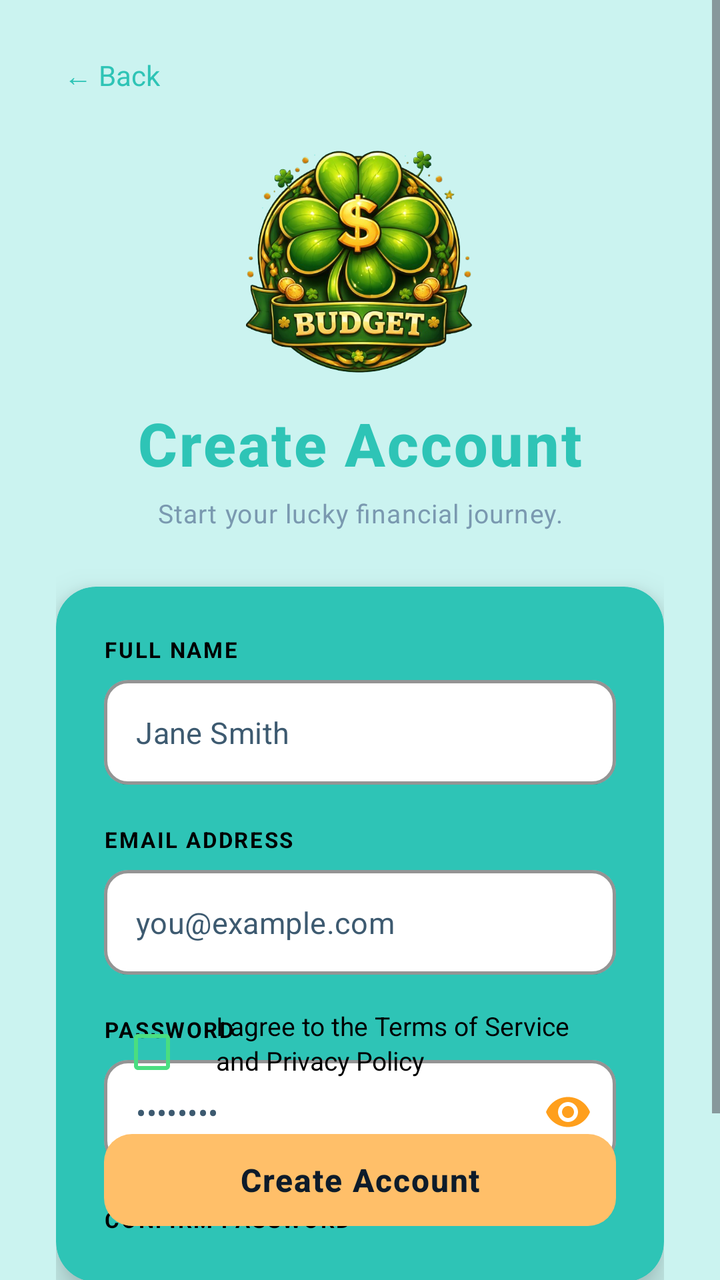
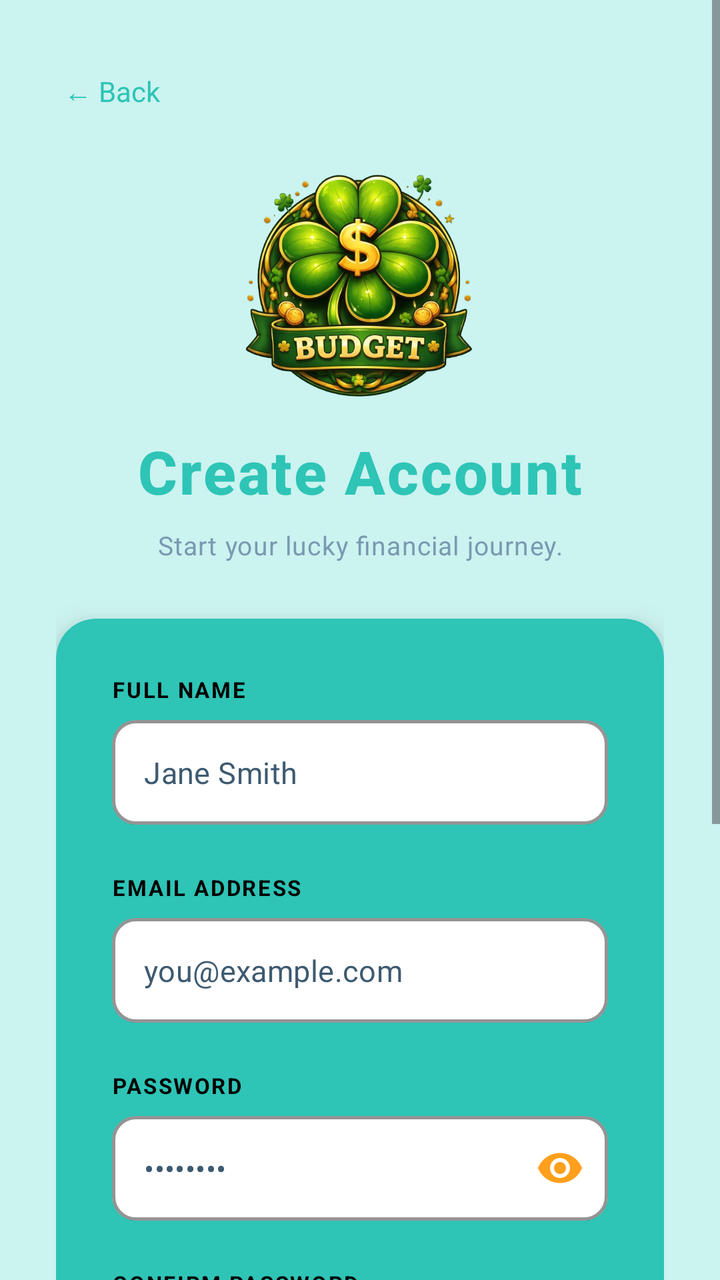

Two renders of the same Android screen: before a commit and after it. Below are the layout's source before the change and the commit's diff.
<!-- AndroidManifest.xml: application theme Theme.Pulserds_PROG7313 -->
<!-- res/layout/activity_create_acc.xml -->
<?xml version="1.0" encoding="utf-8"?>
<ScrollView xmlns:android="http://schemas.android.com/apk/res/android"
    xmlns:app="http://schemas.android.com/apk/res-auto"
    xmlns:tools="http://schemas.android.com/tools"
    android:layout_width="match_parent"
    android:layout_height="match_parent"
    android:background="@color/backgroundGreen"
    android:fillViewport="true"
    tools:context=".ui.CreateAccActivity">

    <androidx.constraintlayout.widget.ConstraintLayout
        android:id="@+id/main"
        android:layout_width="match_parent"
        android:layout_height="wrap_content"
        android:paddingStart="28dp"
        android:paddingEnd="28dp"
        android:paddingBottom="40dp">

        
        <TextView
            android:id="@+id/backArrow"
            android:layout_width="wrap_content"
            android:layout_height="wrap_content"
            android:layout_marginTop="24dp"
            android:text="← Back"
            android:textColor="@color/darkerGreen"
            android:textSize="14sp"
            android:clickable="true"
            android:focusable="true"
            android:padding="4dp"
            app:layout_constraintStart_toStartOf="parent"
            app:layout_constraintTop_toTopOf="parent" />

        
        <ImageView
            android:id="@+id/cloverIcon"
            android:layout_width="120dp"
            android:layout_height="120dp"
            android:layout_marginTop="20dp"
            android:scaleType="fitCenter"
            android:contentDescription="Lucky Budget logo"
            app:srcCompat="@drawable/circle_bg_removebg"
            app:layout_constraintEnd_toEndOf="parent"
            app:layout_constraintStart_toStartOf="parent"
            app:layout_constraintTop_toBottomOf="@id/backArrow" />

        
        <TextView
            android:id="@+id/pageTitle"
            android:layout_width="wrap_content"
            android:layout_height="wrap_content"
            android:layout_marginTop="10dp"
            android:text="Create Account"
            android:textColor="@color/darkerGreen"
            android:textSize="30sp"
            android:textStyle="bold"
            android:fontFamily="sans-serif-medium"
            android:letterSpacing="0.03"
            app:layout_constraintEnd_toEndOf="parent"
            app:layout_constraintStart_toStartOf="parent"
            app:layout_constraintTop_toBottomOf="@id/cloverIcon" />

        
        <TextView
            android:id="@+id/pageSubtitle"
            android:layout_width="wrap_content"
            android:layout_height="wrap_content"
            android:layout_marginTop="6dp"
            android:text="Start your lucky financial journey."
            android:textColor="#7A99B0"
            android:textSize="13sp"
            android:letterSpacing="0.03"
            app:layout_constraintEnd_toEndOf="parent"
            app:layout_constraintStart_toStartOf="parent"
            app:layout_constraintTop_toBottomOf="@id/pageTitle" />

        
        <androidx.cardview.widget.CardView
            android:id="@+id/formCard"
            android:layout_width="match_parent"
            android:layout_height="wrap_content"
            android:layout_marginTop="28dp"
            app:cardBackgroundColor="@color/darkerGreen"
            app:cardCornerRadius="20dp"
            app:cardElevation="10dp"
            app:layout_constraintEnd_toEndOf="parent"
            app:layout_constraintStart_toStartOf="parent"
            app:layout_constraintTop_toBottomOf="@id/pageSubtitle">

            <androidx.constraintlayout.widget.ConstraintLayout
                android:layout_width="match_parent"
                android:layout_height="wrap_content"
                android:padding="24dp">

                
                <TextView
                    android:id="@+id/nameLabel"
                    android:layout_width="wrap_content"
                    android:layout_height="wrap_content"
                    android:text="FULL NAME"
                    android:textColor="@color/black"
                    android:textSize="11sp"
                    android:textStyle="bold"
                    android:letterSpacing="0.08"
                    app:layout_constraintStart_toStartOf="parent"
                    app:layout_constraintTop_toTopOf="parent" />

                
                <com.google.android.material.textfield.TextInputLayout
                    android:id="@+id/tilFullName"
                    android:layout_width="match_parent"
                    android:layout_height="wrap_content"
                    android:layout_marginTop="8dp"
                    style="@style/Widget.MaterialComponents.TextInputLayout.OutlinedBox"
                    app:boxStrokeColor="#4ADE80"
                    app:boxBackgroundColor="@color/white"
                    app:boxStrokeWidth="1.5dp"
                    app:boxCornerRadiusTopStart="12dp"
                    app:boxCornerRadiusTopEnd="12dp"
                    app:boxCornerRadiusBottomStart="12dp"
                    app:boxCornerRadiusBottomEnd="12dp"
                    app:hintEnabled="false"
                    app:layout_constraintEnd_toEndOf="parent"
                    app:layout_constraintStart_toStartOf="parent"
                    app:layout_constraintTop_toBottomOf="@id/nameLabel">

                    <com.google.android.material.textfield.TextInputEditText
                        android:id="@+id/etFullName"
                        android:layout_width="match_parent"
                        android:layout_height="wrap_content"
                        android:hint="Jane Smith"
                        android:inputType="textPersonName|textCapWords"
                        android:textColor="#0D1B2A"
                        android:textColorHint="#3D5A70"
                        android:textSize="15sp"
                        android:paddingTop="16dp"
                        android:paddingBottom="16dp"
                        android:background="@null" />

                </com.google.android.material.textfield.TextInputLayout>

                
                <TextView
                    android:id="@+id/emailLabel"
                    android:layout_width="wrap_content"
                    android:layout_height="wrap_content"
                    android:layout_marginTop="20dp"
                    android:text="EMAIL ADDRESS"
                    android:textColor="@color/black"
                    android:textSize="11sp"
                    android:textStyle="bold"
                    android:letterSpacing="0.08"
                    app:layout_constraintStart_toStartOf="parent"
                    app:layout_constraintTop_toBottomOf="@id/tilFullName" />

                
                <com.google.android.material.textfield.TextInputLayout
                    android:id="@+id/tilEmail"
                    android:layout_width="match_parent"
                    android:layout_height="wrap_content"
                    android:layout_marginTop="8dp"
                    style="@style/Widget.MaterialComponents.TextInputLayout.OutlinedBox"
                    app:boxStrokeColor="#4ADE80"
                    app:boxBackgroundColor="@color/white"
                    app:boxStrokeWidth="1.5dp"
                    app:boxCornerRadiusTopStart="12dp"
                    app:boxCornerRadiusTopEnd="12dp"
                    app:boxCornerRadiusBottomStart="12dp"
                    app:boxCornerRadiusBottomEnd="12dp"
                    app:hintEnabled="false"
                    app:layout_constraintEnd_toEndOf="parent"
                    app:layout_constraintStart_toStartOf="parent"
                    app:layout_constraintTop_toBottomOf="@id/emailLabel">

                    <com.google.android.material.textfield.TextInputEditText
                        android:id="@+id/etEmail"
                        android:layout_width="match_parent"
                        android:layout_height="wrap_content"
                        android:hint="you@example.com"
                        android:inputType="textEmailAddress"
                        android:textColor="#0D1B2A"
                        android:textColorHint="#3D5A70"
                        android:textSize="15sp"
                        android:paddingTop="16dp"
                        android:paddingBottom="16dp"
                        android:background="@null" />

                </com.google.android.material.textfield.TextInputLayout>

                
                <TextView
                    android:id="@+id/passwordLabel"
                    android:layout_width="wrap_content"
                    android:layout_height="wrap_content"
                    android:layout_marginTop="20dp"
                    android:text="PASSWORD"
                    android:textColor="@color/black"
                    android:textSize="11sp"
                    android:textStyle="bold"
                    android:letterSpacing="0.08"
                    app:layout_constraintStart_toStartOf="parent"
                    app:layout_constraintTop_toBottomOf="@id/tilEmail" />

                
                <com.google.android.material.textfield.TextInputLayout
                    android:id="@+id/tilPassword"
                    android:layout_width="match_parent"
                    android:layout_height="wrap_content"
                    android:layout_marginTop="8dp"
                    style="@style/Widget.MaterialComponents.TextInputLayout.OutlinedBox"
                    app:boxStrokeColor="#4ADE80"
                    app:boxBackgroundColor="@color/white"
                    app:boxStrokeWidth="1.5dp"
                    app:boxCornerRadiusTopStart="12dp"
                    app:boxCornerRadiusTopEnd="12dp"
                    app:boxCornerRadiusBottomStart="12dp"
                    app:boxCornerRadiusBottomEnd="12dp"
                    app:hintEnabled="false"
                    app:passwordToggleEnabled="true"
                    app:passwordToggleTint="@color/backgroundOrange"
                    app:layout_constraintEnd_toEndOf="parent"
                    app:layout_constraintStart_toStartOf="parent"
                    app:layout_constraintTop_toBottomOf="@id/passwordLabel">

                    <com.google.android.material.textfield.TextInputEditText
                        android:id="@+id/etPassword"
                        android:layout_width="match_parent"
                        android:layout_height="wrap_content"
                        android:hint="••••••••"
                        android:inputType="textPassword"
                        android:textColor="#0D1B2A"
                        android:textColorHint="#3D5A70"
                        android:textSize="15sp"
                        android:paddingTop="16dp"
                        android:paddingBottom="16dp"
                        android:background="@null" />

                </com.google.android.material.textfield.TextInputLayout>

                
                <TextView
                    android:id="@+id/confirmPasswordLabel"
                    android:layout_width="wrap_content"
                    android:layout_height="wrap_content"
                    android:layout_marginTop="20dp"
                    android:text="CONFIRM PASSWORD"
                    android:textColor="@color/black"
                    android:textSize="11sp"
                    android:textStyle="bold"
                    android:letterSpacing="0.08"
                    app:layout_constraintStart_toStartOf="parent"
                    app:layout_constraintTop_toBottomOf="@id/tilPassword" />

                
                
                <com.google.android.material.textfield.TextInputLayout
                    android:id="@+id/tilConfirmPassword"
                    android:layout_width="match_parent"
                    android:layout_height="wrap_content"
                    android:layout_marginTop="8dp"
                    style="@style/Widget.MaterialComponents.TextInputLayout.OutlinedBox"
                    app:boxStrokeColor="#4ADE80"
                    app:boxBackgroundColor="@color/white"
                    app:boxStrokeWidth="1.5dp"
                    app:boxCornerRadiusTopStart="12dp"
                    app:boxCornerRadiusTopEnd="12dp"
                    app:boxCornerRadiusBottomStart="12dp"
                    app:boxCornerRadiusBottomEnd="12dp"
                    app:hintEnabled="false"
                    app:passwordToggleEnabled="true"
                    app:passwordToggleTint="@color/backgroundOrange"
                    app:layout_constraintEnd_toEndOf="parent"
                    app:layout_constraintStart_toStartOf="parent"
                    app:layout_constraintTop_toBottomOf="@id/tilConfirmPassword">

                    <com.google.android.material.textfield.TextInputEditText
                        android:id="@+id/etConfirmPassword"
                        android:layout_width="match_parent"
                        android:layout_height="wrap_content"
                        android:hint="••••••••"
                        android:inputType="textPassword"
                        android:textColor="#0D1B2A"
                        android:textColorHint="#3D5A70"
                        android:textSize="15sp"
                        android:paddingTop="16dp"
                        android:paddingBottom="16dp"
                        android:background="@null" />

                </com.google.android.material.textfield.TextInputLayout>

                
                <CheckBox
                    android:id="@+id/termsCheckBox"
                    android:layout_width="wrap_content"
                    android:layout_height="wrap_content"
                    android:layout_marginTop="20dp"
                    android:buttonTint="#4ADE80"
                    app:layout_constraintStart_toStartOf="parent"
                    app:layout_constraintTop_toBottomOf="@id/tilConfirmPassword" />

                <TextView
                    android:id="@+id/termsText"
                    android:layout_width="0dp"
                    android:layout_height="wrap_content"
                    android:layout_marginStart="8dp"
                    android:layout_marginTop="22dp"
                    android:text="I agree to the Terms of Service and Privacy Policy"
                    android:textColor="@color/black"
                    android:textSize="13sp"
                    android:lineSpacingExtra="2dp"
                    app:layout_constraintEnd_toEndOf="parent"
                    app:layout_constraintStart_toEndOf="@id/termsCheckBox"
                    app:layout_constraintTop_toBottomOf="@id/tilConfirmPassword" />

                
                <com.google.android.material.button.MaterialButton
                    android:id="@+id/btnCreateAccount"
                    android:layout_width="match_parent"
                    android:layout_height="54dp"
                    android:layout_marginTop="24dp"
                    android:text="Create Account"
                    android:textSize="16sp"
                    android:textStyle="bold"
                    android:textColor="#0D1B2A"
                    android:letterSpacing="0.04"
                    app:backgroundTint="@color/buttonOrange"
                    app:cornerRadius="14dp"
                    app:rippleColor="#22C55E"
                    app:layout_constraintEnd_toEndOf="parent"
                    app:layout_constraintStart_toStartOf="parent"
                    app:layout_constraintTop_toBottomOf="@id/termsText"
                    app:layout_constraintBottom_toBottomOf="parent" />

            </androidx.constraintlayout.widget.ConstraintLayout>

        </androidx.cardview.widget.CardView>

        
        <TextView
            android:id="@+id/tvLogin"
            android:layout_width="wrap_content"
            android:layout_height="wrap_content"
            android:layout_marginTop="28dp"
            android:text="Already have an account? "
            android:textColor="#7A99B0"
            android:textSize="14sp"
            app:layout_constraintEnd_toStartOf="@id/signInText"
            app:layout_constraintHorizontal_chainStyle="packed"
            app:layout_constraintStart_toStartOf="parent"
            app:layout_constraintTop_toBottomOf="@id/formCard" />

        <TextView
            android:id="@+id/signInText"
            android:layout_width="wrap_content"
            android:layout_height="wrap_content"
            android:layout_marginTop="28dp"
            android:text="Sign in"
            android:textColor="@color/darkerGreen"
            android:textSize="14sp"
            android:textStyle="bold"
            android:clickable="true"
            android:focusable="true"
            android:padding="4dp"
            app:layout_constraintEnd_toEndOf="parent"
            app:layout_constraintStart_toEndOf="@id/tvLogin"
            app:layout_constraintTop_toBottomOf="@id/formCard" />

    </androidx.constraintlayout.widget.ConstraintLayout>

</ScrollView>
<!-- resources referenced by this layout -->
<resources>
  <color name="backgroundGreen">#CBF3F0</color>
  <color name="backgroundOrange">#FF9F1C</color>
  <color name="black">#FF000000</color>
  <color name="buttonOrange">#FFBF69</color>
  <color name="darkerGreen">#2EC4B6</color>
  <color name="white">#FFFFFFFF</color>
  <!-- drawable circle_bg_removebg: png bitmap (drawable, 460066 bytes) -->
  <style name="Theme.Pulserds_PROG7313" parent="Base.Theme.Pulserds_PROG7313" />
  <style name="Base.Theme.Pulserds_PROG7313" parent="Theme.Material3.DayNight.NoActionBar">
          
          
      </style>
</resources>

<!-- the commit's change to res/layout/activity_create_acc.xml (unified diff, before → after) -->
@@ -14,7 +14,8 @@
         android:layout_height="wrap_content"
         android:paddingStart="28dp"
         android:paddingEnd="28dp"
-        android:paddingBottom="40dp">
+        android:paddingTop="8dp"
+        android:paddingBottom="48dp">
 
         
         <TextView
@@ -36,7 +37,7 @@
             android:id="@+id/cloverIcon"
             android:layout_width="120dp"
             android:layout_height="120dp"
-            android:layout_marginTop="20dp"
+            android:layout_marginTop="24dp"
             android:scaleType="fitCenter"
             android:contentDescription="Lucky Budget logo"
             app:srcCompat="@drawable/circle_bg_removebg"
@@ -49,7 +50,7 @@
             android:id="@+id/pageTitle"
             android:layout_width="wrap_content"
             android:layout_height="wrap_content"
-            android:layout_marginTop="10dp"
+            android:layout_marginTop="12dp"
             android:text="Create Account"
             android:textColor="@color/darkerGreen"
             android:textSize="30sp"
@@ -65,7 +66,7 @@
             android:id="@+id/pageSubtitle"
             android:layout_width="wrap_content"
             android:layout_height="wrap_content"
-            android:layout_marginTop="6dp"
+            android:layout_marginTop="8dp"
             android:text="Start your lucky financial journey."
             android:textColor="#7A99B0"
             android:textSize="13sp"
@@ -87,10 +88,11 @@
             app:layout_constraintStart_toStartOf="parent"
             app:layout_constraintTop_toBottomOf="@id/pageSubtitle">
 
-            <androidx.constraintlayout.widget.ConstraintLayout
+            <LinearLayout
                 android:layout_width="match_parent"
                 android:layout_height="wrap_content"
-                android:padding="24dp">
+                android:orientation="vertical"
+                android:padding="28dp">
 
                 
                 <TextView
@@ -101,9 +103,7 @@
                     android:textColor="@color/black"
                     android:textSize="11sp"
                     android:textStyle="bold"
-                    android:letterSpacing="0.08"
-                    app:layout_constraintStart_toStartOf="parent"
-                    app:layout_constraintTop_toTopOf="parent" />
+                    android:letterSpacing="0.08" />
 
                 
                 <com.google.android.material.textfield.TextInputLayout
@@ -119,10 +119,7 @@
                     app:boxCornerRadiusTopEnd="12dp"
                     app:boxCornerRadiusBottomStart="12dp"
                     app:boxCornerRadiusBottomEnd="12dp"
-                    app:hintEnabled="false"
-                    app:layout_constraintEnd_toEndOf="parent"
-                    app:layout_constraintStart_toStartOf="parent"
-                    app:layout_constraintTop_toBottomOf="@id/nameLabel">
+                    app:hintEnabled="false">
 
                     <com.google.android.material.textfield.TextInputEditText
                         android:id="@+id/etFullName"
@@ -144,14 +141,12 @@
                     android:id="@+id/emailLabel"
                     android:layout_width="wrap_content"
                     android:layout_height="wrap_content"
-                    android:layout_marginTop="20dp"
+                    android:layout_marginTop="24dp"
                     android:text="EMAIL ADDRESS"
                     android:textColor="@color/black"
                     android:textSize="11sp"
                     android:textStyle="bold"
-                    android:letterSpacing="0.08"
-                    app:layout_constraintStart_toStartOf="parent"
-                    app:layout_constraintTop_toBottomOf="@id/tilFullName" />
+                    android:letterSpacing="0.08" />
 
                 
                 <com.google.android.material.textfield.TextInputLayout
@@ -167,10 +162,7 @@
                     app:boxCornerRadiusTopEnd="12dp"
                     app:boxCornerRadiusBottomStart="12dp"
                     app:boxCornerRadiusBottomEnd="12dp"
-                    app:hintEnabled="false"
-                    app:layout_constraintEnd_toEndOf="parent"
-                    app:layout_constraintStart_toStartOf="parent"
-                    app:layout_constraintTop_toBottomOf="@id/emailLabel">
+                    app:hintEnabled="false">
 
                     <com.google.android.material.textfield.TextInputEditText
                         android:id="@+id/etEmail"
@@ -192,14 +184,12 @@
                     android:id="@+id/passwordLabel"
                     android:layout_width="wrap_content"
                     android:layout_height="wrap_content"
-                    android:layout_marginTop="20dp"
+                    android:layout_marginTop="24dp"
                     android:text="PASSWORD"
                     android:textColor="@color/black"
                     android:textSize="11sp"
                     android:textStyle="bold"
-                    android:letterSpacing="0.08"
-                    app:layout_constraintStart_toStartOf="parent"
-                    app:layout_constraintTop_toBottomOf="@id/tilEmail" />
+                    android:letterSpacing="0.08" />
 
                 
                 <com.google.android.material.textfield.TextInputLayout
@@ -217,10 +207,7 @@
                     app:boxCornerRadiusBottomEnd="12dp"
                     app:hintEnabled="false"
                     app:passwordToggleEnabled="true"
-                    app:passwordToggleTint="@color/backgroundOrange"
-                    app:layout_constraintEnd_toEndOf="parent"
-                    app:layout_constraintStart_toStartOf="parent"
-                    app:layout_constraintTop_toBottomOf="@id/passwordLabel">
+                    app:passwordToggleTint="@color/backgroundOrange">
 
                     <com.google.android.material.textfield.TextInputEditText
                         android:id="@+id/etPassword"
@@ -242,16 +229,13 @@
                     android:id="@+id/confirmPasswordLabel"
                     android:layout_width="wrap_content"
                     android:layout_height="wrap_content"
-                    android:layout_marginTop="20dp"
+                    android:layout_marginTop="24dp"
                     android:text="CONFIRM PASSWORD"
                     android:textColor="@color/black"
                     android:textSize="11sp"
                     android:textStyle="bold"
-                    android:letterSpacing="0.08"
-                    app:layout_constraintStart_toStartOf="parent"
-                    app:layout_constraintTop_toBottomOf="@id/tilPassword" />
-
-                
+                    android:letterSpacing="0.08" />
+
                 
                 <com.google.android.material.textfield.TextInputLayout
                     android:id="@+id/tilConfirmPassword"
@@ -268,10 +252,7 @@
                     app:boxCornerRadiusBottomEnd="12dp"
                     app:hintEnabled="false"
                     app:passwordToggleEnabled="true"
-                    app:passwordToggleTint="@color/backgroundOrange"
-                    app:layout_constraintEnd_toEndOf="parent"
-                    app:layout_constraintStart_toStartOf="parent"
-                    app:layout_constraintTop_toBottomOf="@id/tilConfirmPassword">
+                    app:passwordToggleTint="@color/backgroundOrange">
 
                     <com.google.android.material.textfield.TextInputEditText
                         android:id="@+id/etConfirmPassword"
@@ -289,35 +270,38 @@
                 </com.google.android.material.textfield.TextInputLayout>
 
                 
-                <CheckBox
-                    android:id="@+id/termsCheckBox"
-                    android:layout_width="wrap_content"
-                    android:layout_height="wrap_content"
-                    android:layout_marginTop="20dp"
-                    android:buttonTint="#4ADE80"
-                    app:layout_constraintStart_toStartOf="parent"
-                    app:layout_constraintTop_toBottomOf="@id/tilConfirmPassword" />
-
-                <TextView
-                    android:id="@+id/termsText"
-                    android:layout_width="0dp"
-                    android:layout_height="wrap_content"
-                    android:layout_marginStart="8dp"
-                    android:layout_marginTop="22dp"
-                    android:text="I agree to the Terms of Service and Privacy Policy"
-                    android:textColor="@color/black"
-                    android:textSize="13sp"
-                    android:lineSpacingExtra="2dp"
-                    app:layout_constraintEnd_toEndOf="parent"
-                    app:layout_constraintStart_toEndOf="@id/termsCheckBox"
-                    app:layout_constraintTop_toBottomOf="@id/tilConfirmPassword" />
+                <LinearLayout
+                    android:layout_width="match_parent"
+                    android:layout_height="wrap_content"
+                    android:orientation="horizontal"
+                    android:layout_marginTop="24dp"
+                    android:gravity="center_vertical">
+
+                    <CheckBox
+                        android:id="@+id/termsCheckBox"
+                        android:layout_width="wrap_content"
+                        android:layout_height="wrap_content"
+                        android:buttonTint="#4ADE80" />
+
+                    <TextView
+                        android:id="@+id/termsText"
+                        android:layout_width="0dp"
+                        android:layout_height="wrap_content"
+                        android:layout_weight="1"
+                        android:layout_marginStart="8dp"
+                        android:text="I agree to the Terms of Service and Privacy Policy"
+                        android:textColor="@color/black"
+                        android:textSize="13sp"
+                        android:lineSpacingExtra="2dp" />
+
+                </LinearLayout>
 
                 
                 <com.google.android.material.button.MaterialButton
                     android:id="@+id/btnCreateAccount"
                     android:layout_width="match_parent"
                     android:layout_height="54dp"
-                    android:layout_marginTop="24dp"
+                    android:layout_marginTop="28dp"
                     android:text="Create Account"
                     android:textSize="16sp"
                     android:textStyle="bold"
@@ -325,13 +309,9 @@
                     android:letterSpacing="0.04"
                     app:backgroundTint="@color/buttonOrange"
                     app:cornerRadius="14dp"
-                    app:rippleColor="#22C55E"
-                    app:layout_constraintEnd_toEndOf="parent"
-                    app:layout_constraintStart_toStartOf="parent"
-                    app:layout_constraintTop_toBottomOf="@id/termsText"
-                    app:layout_constraintBottom_toBottomOf="parent" />
-
-            </androidx.constraintlayout.widget.ConstraintLayout>
+                    app:rippleColor="#22C55E" />
+
+            </LinearLayout>
 
         </androidx.cardview.widget.CardView>
 
